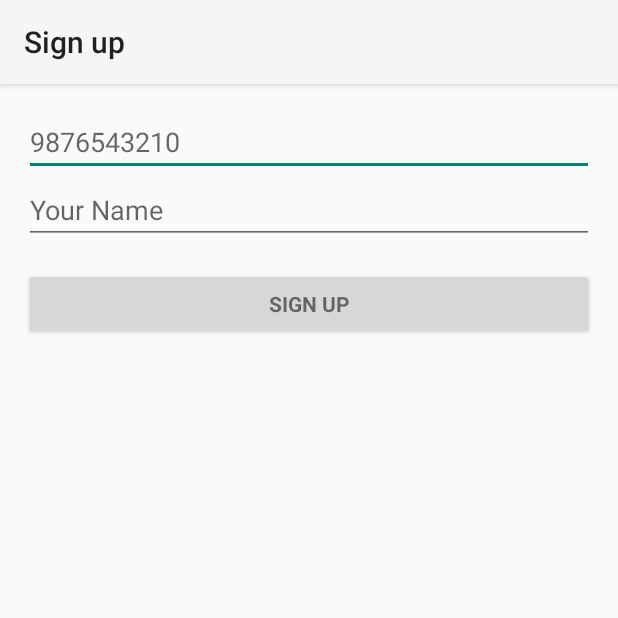
After one commit to gagupt/Click, an Android app: the SignUpActivity screen opened directly, with no data from a screen before it, on a phone screen of 412 x 824 dp, the top half of it. The commit adds this screen. Run offline under Robolectric (Android 15) with nearby library versions, the phone set to English and light mode, and no system bars.

Commit message:
Adding signup flow

```diff
--- a/app/build.gradle
+++ b/app/build.gradle
@@ -53,7 +53,7 @@ dependencies {
     implementation 'com.facebook.fresco:fresco:1.10.0'
     implementation 'com.nostra13.universalimageloader:universal-image-loader:1.9.5'
 
-    implementation ('com.github.chrisbanes.photoview:library:1.2.4') {
+    implementation('com.github.chrisbanes.photoview:library:1.2.4') {
         exclude group: 'com.android.support'
         exclude module: 'appcompat-v7'
         exclude module: 'support-v4'
--- /dev/null
+++ b/app/src/main/java/com/click/gaurav/app/SignUpActivity.java
@@ -0,0 +1,133 @@
+package com.click.gaurav.app;
+
+import android.content.Context;
+import android.graphics.Bitmap;
+import android.graphics.Color;
+import android.net.Uri;
+import android.os.AsyncTask;
+import android.os.Bundle;
+import android.support.v7.app.AppCompatActivity;
+import android.util.Log;
+import android.view.View;
+import android.widget.AutoCompleteTextView;
+import android.widget.Button;
+import android.widget.TextView;
+import android.widget.Toast;
+
+import org.apache.http.HttpResponse;
+import org.apache.http.HttpStatus;
+import org.apache.http.NameValuePair;
+import org.apache.http.client.ClientProtocolException;
+import org.apache.http.client.HttpClient;
+import org.apache.http.client.entity.UrlEncodedFormEntity;
+import org.apache.http.client.methods.HttpPost;
+import org.apache.http.impl.client.DefaultHttpClient;
+import org.apache.http.message.BasicNameValuePair;
+
+import java.io.IOException;
+import java.util.ArrayList;
+import java.util.List;
+
+public class SignUpActivity extends AppCompatActivity {
+
+    private static Context context;
+    private TextView signupUserTextView;
+    private AutoCompleteTextView mobileSignUp;
+    private AutoCompleteTextView nameSignUp;
+    HttpResponse response = null;
+
+    @Override
+    protected void onCreate(Bundle savedInstanceState) {
+        super.onCreate(savedInstanceState);
+        setContentView(R.layout.activity_signup);
+        SignUpActivity.context = getApplicationContext();
+        final Button loginButton = this.findViewById(R.id.mobile_sign_in_button);
+        signupUserTextView = findViewById(R.id.userSignUpText);
+
+        mobileSignUp = findViewById(R.id.mobileSignUp);
+        nameSignUp = findViewById(R.id.nameSignUp);
+
+        loginButton.setOnClickListener(new View.OnClickListener() {
+            @Override
+            public void onClick(View v) {
+                if (CheckNetwork.isInternetAvailable(context)) {
+                    SignUpTask signUpTask = new SignUpTask();
+                    signUpTask.execute();
+                } else {
+                    Toast.makeText(context, "No Internet Connection", Toast.LENGTH_SHORT).show();
+                }
+            }
+        });
+
+    }
+
+    private class SignUpTask extends AsyncTask {
+
+        @Override
+        protected Bitmap doInBackground(Object... urlss) {
+            createUser(mobileSignUp.getText().toString(), nameSignUp.getText().toString());
+            return null;
+        }
+
+        // Sets the Bitmap returned by doInBackground
+        @Override
+        protected void onPostExecute(Object result) {
+
+            boolean succ = response.getStatusLine().getStatusCode() == HttpStatus.SC_OK;
+            signupUserTextView.setText("response=" + succ);
+
+            if (!succ) {
+                signupUserTextView.setTextColor(Color.RED);
+                signupUserTextView.setText("Failed to create user");
+
+            } else {
+                signupUserTextView.setTextColor(Color.GREEN);
+                signupUserTextView.setText("Account Created Successfully.\n" +
+                        "Login With Your Mobile No:\n"
+                        + mobileSignUp.getText());
+            }
+        }
+    }
+
+    private void createUser(String mobileNum, String name) {
+        Uri uri = new Uri.Builder()
+                .scheme("http")
+                .authority("13.232.31.237")
+                .path("create/user")
+                .build();
+        String url = uri.toString();
+        HttpClient httpclient = new DefaultHttpClient();
+        HttpPost httppost = new HttpPost(url);
+        response = null;
+        try {
+
+// Add your data
+            List<NameValuePair> nameValuePairs = new ArrayList<NameValuePair>(
+                    2);
+            nameValuePairs.add(new BasicNameValuePair("name", name));
+            nameValuePairs.add(new BasicNameValuePair("mobileNo", mobileNum));
+
+            httppost.setEntity(new UrlEncodedFormEntity(nameValuePairs));
+
+// Execute HTTP Post Request
+            response = httpclient.execute(httppost);
+
+
+            //signupUserTextView.setText("response"+response);
+
+            //OBJECT_MAPPER.setVisibility(JsonMethod.FIELD, JsonAutoDetect.Visibility.ANY);
+
+            //successCreateUser = Boolean.valueOf(response.getEntity().getContent().toString());
+            // signupUserTextView.setText("user="+user);
+
+
+// Log.i( "HttpManager:", "======> response: "
+// + response.getEntity().getContent() );
+
+        } catch (ClientProtocolException e) {
+            Log.e("HttpManager", "ClientProtocolException thrown" + e);
+        } catch (IOException e) {
+            Log.e("HttpManager", "IOException thrown" + e);
+        }
+    }
+}
--- /dev/null
+++ b/app/src/main/res/layout/activity_signup.xml
@@ -0,0 +1,76 @@
+<LinearLayout xmlns:android="http://schemas.android.com/apk/res/android"
+    xmlns:tools="http://schemas.android.com/tools"
+    android:layout_width="match_parent"
+    android:layout_height="match_parent"
+    android:gravity="center_horizontal"
+    android:orientation="vertical"
+    android:paddingLeft="@dimen/activity_horizontal_margin"
+    android:paddingTop="@dimen/activity_vertical_margin"
+    android:paddingRight="@dimen/activity_horizontal_margin"
+    android:paddingBottom="@dimen/activity_vertical_margin"
+    tools:context="com.click.gaurav.app.LoginActivity">
+
+    <!-- Login progress -->
+    <ProgressBar
+        android:id="@+id/login_progress"
+        style="?android:attr/progressBarStyleLarge"
+        android:layout_width="wrap_content"
+        android:layout_height="wrap_content"
+        android:layout_marginBottom="8dp"
+        android:visibility="gone" />
+
+    <ScrollView
+        android:id="@+id/login_form"
+        android:layout_width="match_parent"
+        android:layout_height="match_parent">
+
+        <LinearLayout
+            android:id="@+id/mobile_sign_in"
+            android:layout_width="match_parent"
+            android:layout_height="wrap_content"
+            android:orientation="vertical">
+
+            android:layout_width="match_parent"
+            android:layout_height="wrap_content">
+
+            <AutoCompleteTextView
+                android:id="@+id/mobileSignUp"
+                android:layout_width="match_parent"
+                android:layout_height="wrap_content"
+                android:hint="9876543210"
+                android:inputType="number"
+                android:maxLines="1"
+                android:singleLine="true" />
+
+
+            <AutoCompleteTextView
+                android:id="@+id/nameSignUp"
+                android:layout_width="match_parent"
+                android:layout_height="wrap_content"
+                android:hint="Your Name"
+                android:inputType="textShortMessage"
+                android:maxLines="1"
+                android:singleLine="true" />
+
+
+            <Button
+                android:id="@+id/mobile_sign_in_button"
+                style="?android:textAppearanceSmall"
+                android:layout_width="match_parent"
+                android:layout_height="wrap_content"
+                android:layout_marginTop="16dp"
+                android:text="Sign Up"
+                android:textStyle="bold" />
+
+            <TextView
+                android:id="@+id/userSignUpText"
+                android:layout_width="fill_parent"
+                android:layout_height="wrap_content"
+                android:layout_marginTop="50dp"
+                android:gravity="center"
+                android:text=""
+                android:textSize="20sp" />
+        </LinearLayout>
+
+    </ScrollView>
+</LinearLayout>
```
Also changed, not shown: app/src/main/AndroidManifest.xml (+16 -6 lines), app/src/main/java/com/click/gaurav/app/LoginActivity.java (added, +114 -0 lines), app/src/main/java/com/click/gaurav/app/MainActivity.java (+36 -7 lines), app/src/main/java/com/click/gaurav/app/User.java (added, +33 -0 lines), app/src/main/res/layout/activity_login.xml (added, +68 -0 lines), app/src/main/res/layout/activity_main.xml (+25 -1 lines), app/src/main/res/values/strings.xml (+13 -0 lines).
